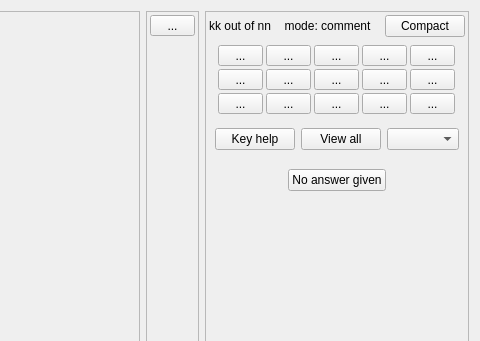
This is qtCreatorFiles/ui_annotator_lhm.ui in plomgrading/plom as Qt 5 draws it before an edit; both pictures show x 382 to 862 and y 0 to 341 of the 862 by 670 pixel window. The edited form follows.
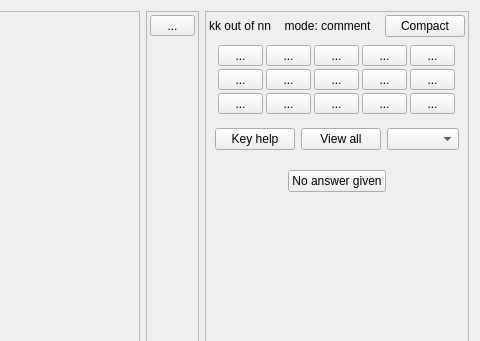
This is the edited form.

Commit message: layout should be inside a frame

Patch:
```diff
--- a/qtCreatorFiles/ui_annotator_lhm.ui
+++ b/qtCreatorFiles/ui_annotator_lhm.ui
@@ -452,7 +452,23 @@
        </widget>
       </item>
       <item>
+       <widget class="QFrame" name="frame_5">
        <layout class="QHBoxLayout" name="horizontalLayout">
+         <property name="spacing">
+          <number>6</number>
+         </property>
+         <property name="leftMargin">
+          <number>12</number>
+         </property>
+         <property name="topMargin">
+          <number>1</number>
+         </property>
+         <property name="rightMargin">
+          <number>12</number>
+         </property>
+         <property name="bottomMargin">
+          <number>1</number>
+         </property>
         <item>
          <spacer name="horizontalSpacer">
           <property name="orientation">
@@ -487,6 +503,7 @@
          </spacer>
         </item>
        </layout>
+       </widget>
       </item>
       <item>
        <widget class="QFrame" name="frame_3">
```
Lines whose indentation alone changed are shown as unchanged. The commit also changes 3 other files.
